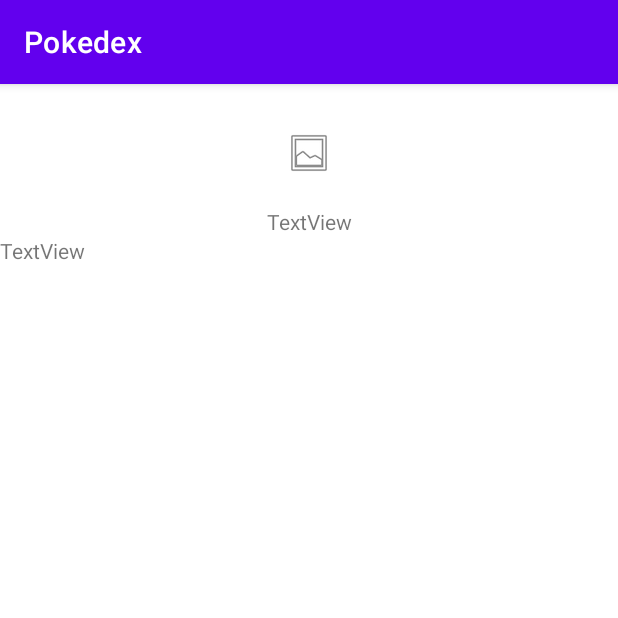
After one commit to LoF002/Pokedex, an Android app: the act_Detalles screen opened directly, with no data from a screen before it, on a phone screen of 412 x 824 dp, the top half of it. The commit adds this screen. Run offline under Robolectric (Android 15) with nearby library versions, the phone set to English and light mode, and no system bars.

Commit message:
implantación de imágenes

```diff
--- /dev/null
+++ b/app/src/main/java/com/example/pokedex/act_Detalles.java
@@ -0,0 +1,37 @@
+package com.example.pokedex;
+
+import androidx.appcompat.app.AppCompatActivity;
+
+import android.os.Bundle;
+import android.widget.ImageView;
+import android.widget.TextView;
+
+import com.example.pokedex.modelo.Foto;
+
+public class act_Detalles extends AppCompatActivity {
+
+    ImageView imgAPI;
+    TextView lblTitulo;
+    TextView lblURL;
+
+    Foto foto;
+
+    @Override
+    protected void onCreate(Bundle savedInstanceState) {
+        super.onCreate(savedInstanceState);
+        setContentView(R.layout.lyt_detalles);
+
+        imgAPI = findViewById(R.id.imgAPI);
+        lblTitulo = findViewById(R.id.lblTitulo);
+        lblURL = findViewById(R.id.lblURL);
+
+        foto = getIntent().getParcelableExtra("foto");
+
+        if(foto != null){
+            lblTitulo.setText(foto.getTitle());
+            lblURL.setText(foto.getUrl());
+        }//Fin if
+
+    }//Fin onCreate
+
+}//Fin clase act_Detalles
--- /dev/null
+++ b/app/src/main/res/layout/lyt_detalles.xml
@@ -0,0 +1,35 @@
+<?xml version="1.0" encoding="utf-8"?>
+<androidx.constraintlayout.widget.ConstraintLayout xmlns:android="http://schemas.android.com/apk/res/android"
+    xmlns:app="http://schemas.android.com/apk/res-auto"
+    xmlns:tools="http://schemas.android.com/tools"
+    android:layout_width="match_parent"
+    android:layout_height="match_parent"
+    tools:context=".act_Detalles">
+
+    <LinearLayout
+        android:layout_width="match_parent"
+        android:layout_height="wrap_content"
+        android:orientation="vertical">
+
+        <ImageView
+            android:id="@+id/imgAPI"
+            android:layout_width="match_parent"
+            android:layout_height="wrap_content"
+            android:layout_marginTop="30dp"
+            app:srcCompat="@android:drawable/ic_menu_gallery" />
+
+        <TextView
+            android:id="@+id/lblTitulo"
+            android:layout_width="match_parent"
+            android:layout_height="wrap_content"
+            android:layout_marginTop="20dp"
+            android:text="TextView"
+            android:textAlignment="center" />
+
+        <TextView
+            android:id="@+id/lblURL"
+            android:layout_width="match_parent"
+            android:layout_height="wrap_content"
+            android:text="TextView" />
+    </LinearLayout>
+</androidx.constraintlayout.widget.ConstraintLayout>
```
Also changed, not shown: app/src/main/AndroidManifest.xml (+5 -2 lines), app/src/main/java/com/example/pokedex/MainActivity.java (deleted, +0 -71 lines), app/src/main/java/com/example/pokedex/act_Principal.java (added, +85 -0 lines), app/src/main/java/com/example/pokedex/client/RetrofitCliente.java (+5 -2 lines), app/src/main/java/com/example/pokedex/modelo/Foto.java (added, +89 -0 lines), app/src/main/java/com/example/pokedex/service/RetrofitApiService.java (+7 -2 lines), app/src/main/res/layout/lyt_principal.xml (renamed from app/src/main/res/layout/activity_main.xml, +4 -3 lines).
